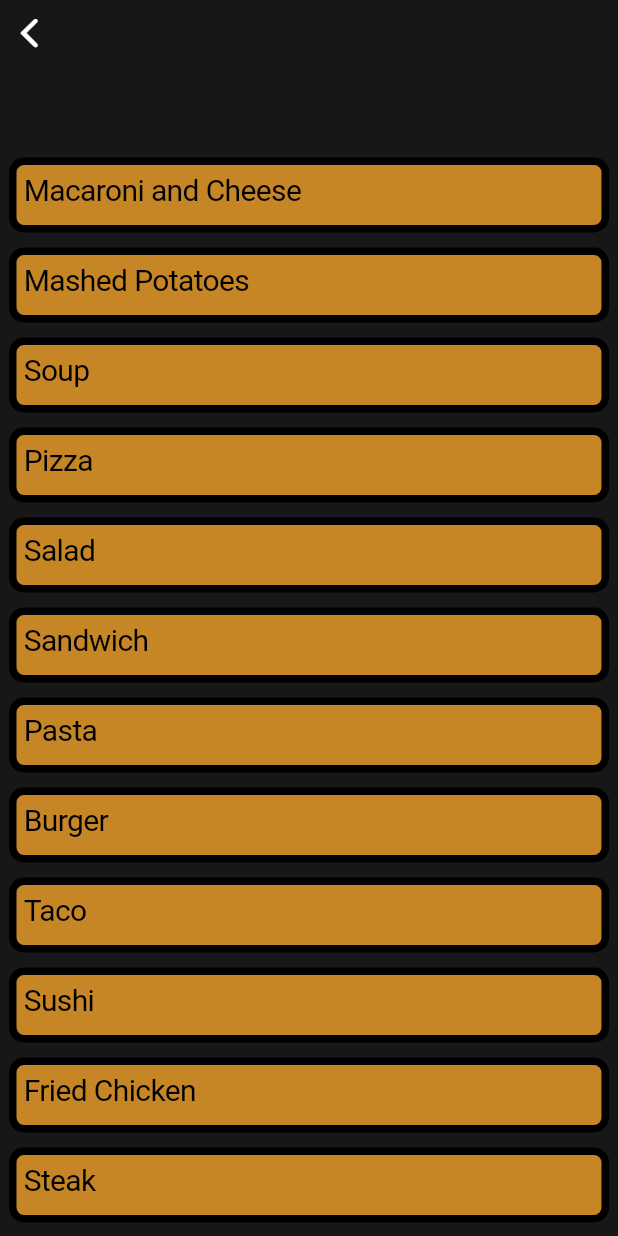
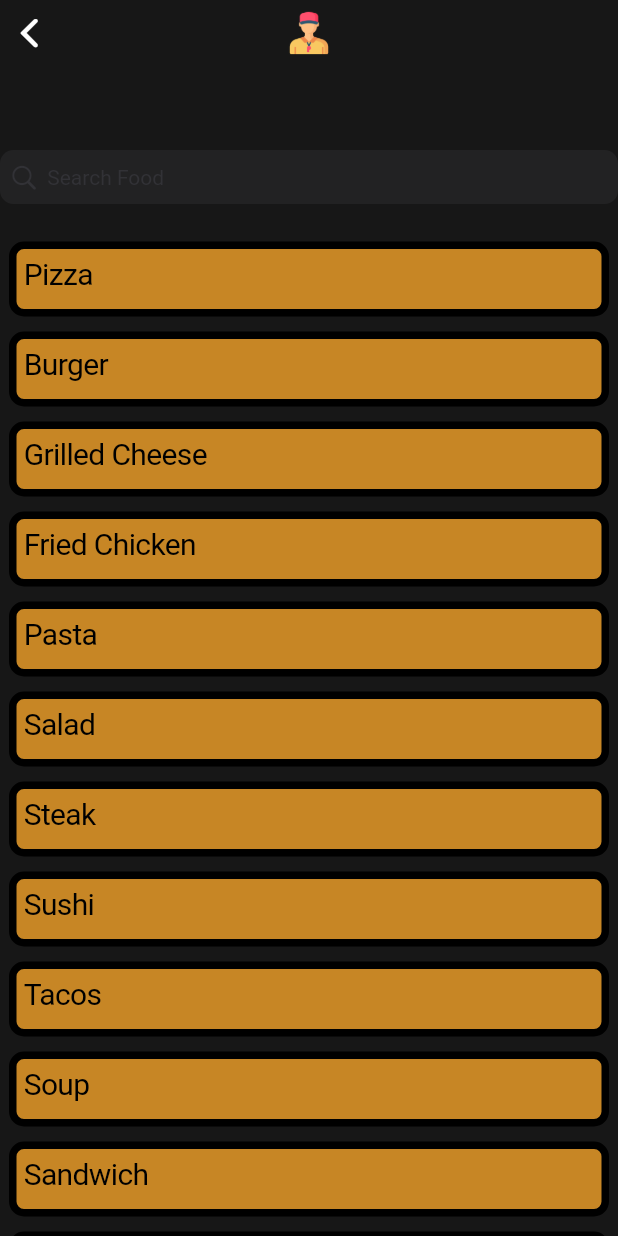
Before and after one commit to Matthew-Cool/hackathon2024, a Flutter app: the Food screen opened directly, on a phone screen of 412 x 824 dp. Run offline on Flutter 3.47's test engine with Material 3 defaults, Android fonts, the phone set to English and light mode, and no system bars; our stand-ins replace shared_preferences; missing offline and left inert: restart_app; accounts and stored records are empty; generated files the repository leaves out were written again.

Commit message:
search for food and scroll

```diff
--- a/lib/Custom Widgets/foodItem.dart
+++ b/lib/Custom Widgets/foodItem.dart
@@ -2,9 +2,10 @@ import 'package:flutter/cupertino.dart';
 import 'package:hackathon_app/food.dart';
 
 class FoodItem extends StatefulWidget {
-  const FoodItem({super.key, required this.food});
+  const FoodItem({super.key, required this.food, required this.cal});
 
   final String food;
+  final int cal;
 
   @override
   State<FoodItem> createState() => _FoodItemState();
--- a/lib/food.dart
+++ b/lib/food.dart
@@ -1,197 +1,133 @@
 import 'package:flutter/cupertino.dart';
 import 'package:hackathon_app/Custom%20Widgets/foodItem.dart';
 
-class Food extends StatelessWidget {
+class Food extends StatefulWidget {
   const Food({
     Key? key,
   }) : super(key: key);
 
   @override
+  _FoodState createState() => _FoodState();
+}
+
+class _FoodState extends State<Food> {
+  String searchText = '';
+
+  @override
   Widget build(BuildContext context) {
-    return const CupertinoPageScaffold(
-      navigationBar: CupertinoNavigationBar(), //nav bar at the top of screen
+    return CupertinoPageScaffold(
+      navigationBar: CupertinoNavigationBar(
+        middle: Container(
+          padding: const EdgeInsets.all(5),
+          child: const Image(
+            image: AssetImage('assets/images/appBarIcon.png'),
+          ),
+        ),
+      ), //nav bar at the top of screen
       child: Center(
+        child: Column(
+          mainAxisAlignment: MainAxisAlignment.center,
+          children: [
+            SizedBox(height: 100,),
+            CupertinoSearchTextField(
+              onChanged: (value) {
+                setState(() {
+                  searchText = value;
+                });
+              },
+              placeholder: 'Search Food',
+            ),
+            SizedBox(height: 20,),
+            Expanded(
               child: SingleChildScrollView(
                 child: Column(
                   mainAxisAlignment: MainAxisAlignment.center,
                   children: [
-              SizedBox(height: 100,),
-              FoodItem(food: "Macaroni and Cheese"),
-              FoodItem(food: "Mashed Potatoes"),
-              FoodItem(food: "Soup"),
-              FoodItem(food: "Pizza"),
-              FoodItem(food: "Salad"),
-              FoodItem(food: "Sandwich"),
-              FoodItem(food: "Pasta"),
-              FoodItem(food: "Burger"),
-              FoodItem(food: "Taco"),
-              FoodItem(food: "Sushi"),
-              FoodItem(food: "Fried Chicken"),
-              FoodItem(food: "Steak"),
-              FoodItem(food: "Rice Bowl"),
-              FoodItem(food: "Burrito"),
-              FoodItem(food: "Smoothie"),
-              FoodItem(food: "Pancakes"),
-              FoodItem(food: "Waffles"),
-              FoodItem(food: "Ice Cream"),
-              FoodItem(food: "Cake"),
-              FoodItem(food: "Cookies"),
-              FoodItem(food: "Donuts"),
-              FoodItem(food: "Popcorn"),
-              FoodItem(food: "Nachos"),
-              FoodItem(food: "French Fries"),
-              FoodItem(food: "Hot Dog"),
-              FoodItem(food: "Muffins"),
-              FoodItem(food: "Fruit Salad"),
-              FoodItem(food: "Grilled Cheese"),
-              FoodItem(food: "Tacos"),
-              FoodItem(food: "Quesadilla"),
-              FoodItem(food: "Wrap"),
-              FoodItem(food: "Bagel"),
-              FoodItem(food: "Omelette"),
-              FoodItem(food: "Stir Fry"),
-              FoodItem(food: "Fish and Chips"),
-              FoodItem(food: "Sub Sandwich"),
-              FoodItem(food: "Calzone"),
-              FoodItem(food: "Cupcake"),
-              FoodItem(food: "Biscuit"),
-              FoodItem(food: "Cheese Plate"),
-              FoodItem(food: "Chili"),
-              FoodItem(food: "Gyro"),
-              FoodItem(food: "Dumplings"),
-              FoodItem(food: "Spring Rolls"),
-              FoodItem(food: "Lasagna"),
-              FoodItem(food: "Quiche"),
-              FoodItem(food: "Ramen"),
-              FoodItem(food: "Samosa"),
-              FoodItem(food: "Casserole"),
-              FoodItem(food: "Meatballs"),
-              FoodItem(food: "Potato Chips"),
-              FoodItem(food: "Pretzel"),
-              FoodItem(food: "Popcorn Chicken"),
-              FoodItem(food: "Hamburger"),
-              FoodItem(food: "Fish Tacos"),
-              FoodItem(food: "Sausage"),
-              FoodItem(food: "Shawarma"),
-              FoodItem(food: "Onion Rings"),
-              FoodItem(food: "Tiramisu"),
-              FoodItem(food: "Cheesecake"),
-              FoodItem(food: "Brownies"),
-              FoodItem(food: "Cinnamon Rolls"),
-              FoodItem(food: "Pudding"),
-              FoodItem(food: "Cupcakes"),
-              FoodItem(food: "Fondue"),
-              FoodItem(food: "Caramel Apples"),
-              FoodItem(food: "Fruit Tart"),
-              FoodItem(food: "Truffles"),
-              FoodItem(food: "Popsicles"),
-              FoodItem(food: "Gelato"),
-              FoodItem(food: "Sherbet"),
-              FoodItem(food: "Sorbet"),
-              FoodItem(food: "Granola Bar"),
-              FoodItem(food: "Trail Mix"),
-              FoodItem(food: "Protein Bar"),
-              FoodItem(food: "Energy Drink"),
-              FoodItem(food: "Smoothie Bowl"),
-              FoodItem(food: "Milkshake"),
-              FoodItem(food: "Hot Chocolate"),
-              FoodItem(food: "Lemonade"),
-              FoodItem(food: "Iced Tea"),
-              FoodItem(food: "Juice"),
-              FoodItem(food: "Water"),
-              FoodItem(food: "Coffee"),
-              FoodItem(food: "Tea"),
-              FoodItem(food: "Soda"),
-              FoodItem(food: "Beer"),
-              FoodItem(food: "Wine"),
-              FoodItem(food: "Cocktail"),
-              FoodItem(food: "Mocktail"),
-              FoodItem(food: "Margarita"),
-              FoodItem(food: "Martini"),
-              FoodItem(food: "Whiskey"),
-              FoodItem(food: "Vodka"),
-              FoodItem(food: "Rum"),
-              FoodItem(food: "Gin"),
-              FoodItem(food: "Scotch"),
-              FoodItem(food: "Brandy"),
-              FoodItem(food: "Tequila"),
-              FoodItem(food: "Cognac"),
-              FoodItem(food: "Absinthe"),
-              FoodItem(food: "Sake"),
-              FoodItem(food: "Soju"),
-              FoodItem(food: "Mead"),
-              FoodItem(food: "Cider"),
-              FoodItem(food: "Champagne"),
-              FoodItem(food: "Sparkling Wine"),
-              FoodItem(food: "Port Wine"),
-              FoodItem(food: "Sherry"),
-              FoodItem(food: "Moscow Mule"),
-              FoodItem(food: "Bloody Mary"),
-              FoodItem(food: "Cosmopolitan"),
-              FoodItem(food: "Daiquiri"),
-              FoodItem(food: "Long Island Iced Tea"),
-              FoodItem(food: "Mojito"),
-              FoodItem(food: "Old Fashioned"),
-              FoodItem(food: "Piña Colada"),
-              FoodItem(food: "Mai Tai"),
-              FoodItem(food: "Sangria"),
-              FoodItem(food: "Blue Lagoon"),
-              FoodItem(food: "Irish Coffee"),
-              FoodItem(food: "White Russian"),
-              FoodItem(food: "Mimosa"),
-              FoodItem(food: "Bellini"),
-              FoodItem(food: "Negroni"),
-              FoodItem(food: "Whiskey Sour"),
-              FoodItem(food: "Manhattan"),
-              FoodItem(food: "Martini"),
-              FoodItem(food: "Gimlet"),
-              FoodItem(food: "Espresso Martini"),
-              FoodItem(food: "Cuba Libre"),
-              FoodItem(food: "Mint Julep"),
-              FoodItem(food: "French 75"),
-              FoodItem(food: "Tom Collins"),
-              FoodItem(food: "Paloma"),
-              FoodItem(food: "Hot Toddy"),
-              FoodItem(food: "Singapore Sling"),
-              FoodItem(food: "Pisco Sour"),
-              FoodItem(food: "Black Russian"),
-              FoodItem(food: "Caipirinha"),
-              FoodItem(food: "Mai Tai"),
-              FoodItem(food: "Sidecar"),
-              FoodItem(food: "Gin and Tonic"),
-              FoodItem(food: "Piña Colada"),
-              FoodItem(food: "Fuzzy Navel"),
-              FoodItem(food: "Sex on the Beach"),
-              FoodItem(food: "Tequila Sunrise"),
-              FoodItem(food: "Planter's Punch"),
-              FoodItem(food: "Hurricane"),
-              FoodItem(food: "Zombie"),
-              FoodItem(food: "Margarita"),
-              FoodItem(food: "Bellini"),
-              FoodItem(food: "Daiquiri"),
-              FoodItem(food: "Mojito"),
-              FoodItem(food: "Caipirinha"),
-              FoodItem(food: "Pisco Sour"),
-              FoodItem(food: "Mai Tai"),
-              FoodItem(food: "Piña Colada"),
-              FoodItem(food: "Sazerac"),
-              FoodItem(food: "Negroni"),
-              FoodItem(food: "Bloody Mary"),
-              FoodItem(food: "Tom Collins"),
-              FoodItem(food: "Martini"),
-              FoodItem(food: "Old Fashioned"),
-              FoodItem(food: "Manhattan"),
-              FoodItem(food: "Gimlet"),
-              FoodItem(food: "White Russian"),
-              FoodItem(food: "Rum Punch"),
-              FoodItem(food: "Blue Hawaii"),
-              FoodItem(food: "Cosmopolitan"),
-              FoodItem(food: "Long Island Iced Tea"),
-              SizedBox(height: 100,),
+                    for (var foodItem in foodItems)
+                      if (foodItem.food.toLowerCase().contains(searchText.toLowerCase()))
+                        FoodItem(food: foodItem.food, cal: foodItem.cal),
                   ],
                 ),
+              ),
+            ),
+            //SizedBox(height: 100,),
+          ],
         ),
       )
     );
   }
 }
+
+List<FoodItemData> foodItems = [
+  FoodItemData(food: "Pizza", cal: 300),
+  FoodItemData(food: "Burger", cal: 600),
+  FoodItemData(food: "Grilled Cheese", cal: 350),
+  FoodItemData(food: "Fried Chicken", cal: 400),
+  FoodItemData(food: "Pasta", cal: 400),
+  FoodItemData(food: "Salad", cal: 200),
+  FoodItemData(food: "Steak", cal: 700),
+  FoodItemData(food: "Sushi", cal: 400),
+  FoodItemData(food: "Tacos", cal: 300),
+  FoodItemData(food: "Soup", cal: 150),
+  FoodItemData(food: "Sandwich", cal: 300),
+  FoodItemData(food: "Macaroni and Cheese", cal: 400),
+  FoodItemData(food: "Mashed Potatoes", cal: 250),
+  FoodItemData(food: "Waffles", cal: 350),
+  FoodItemData(food: "Pancakes", cal: 250),
+  FoodItemData(food: "Omelette", cal: 300),
+  FoodItemData(food: "Fruit Salad", cal: 150),
+  FoodItemData(food: "Smoothie", cal: 200),
+  FoodItemData(food: "Yogurt", cal: 150),
+  FoodItemData(food: "Bagel", cal: 250),
+  FoodItemData(food: "Cereal", cal: 200),
+  FoodItemData(food: "Toast", cal: 100),
+  FoodItemData(food: "Eggs", cal: 70),
+  FoodItemData(food: "Cheese", cal: 100),
+  FoodItemData(food: "Chicken Breast", cal: 150),
+  FoodItemData(food: "Rice", cal: 200),
+  FoodItemData(food: "Fish", cal: 200),
+  FoodItemData(food: "Shrimp", cal: 150),
+  FoodItemData(food: "Hamburger", cal: 400),
+  FoodItemData(food: "Hot Dog", cal: 250),
+  FoodItemData(food: "French Fries", cal: 300),
+  FoodItemData(food: "Onion Rings", cal: 350),
+  FoodItemData(food: "Popcorn", cal: 100),
+  FoodItemData(food: "Nachos", cal: 400),
+  FoodItemData(food: "Chicken Wings", cal: 400),
+  FoodItemData(food: "Cupcake", cal: 200),
+  FoodItemData(food: "Brownie", cal: 250),
+  FoodItemData(food: "Ice Cream", cal: 250),
+  FoodItemData(food: "Donut", cal: 300),
+  FoodItemData(food: "Cookies", cal: 150),
+  FoodItemData(food: "Pudding", cal: 200),
+  FoodItemData(food: "Pie", cal: 300),
+  FoodItemData(food: "Cake", cal: 400),
+  FoodItemData(food: "Muffin", cal: 250),
+  FoodItemData(food: "Apple", cal: 50),
+  FoodItemData(food: "Banana", cal: 100),
+  FoodItemData(food: "Orange", cal: 70),
+  FoodItemData(food: "Strawberries", cal: 50),
+  FoodItemData(food: "Grapes", cal: 80),
+  FoodItemData(food: "Carrot", cal: 30),
+  FoodItemData(food: "Celery", cal: 10),
+  FoodItemData(food: "Broccoli", cal: 30),
+  FoodItemData(food: "Cucumber", cal: 15),
+  FoodItemData(food: "Tomato", cal: 20),
+  FoodItemData(food: "Lettuce", cal: 5),
+  FoodItemData(food: "Spinach", cal: 10),
+  FoodItemData(food: "Almonds", cal: 150),
+  FoodItemData(food: "Peanuts", cal: 200),
+  FoodItemData(food: "Cashews", cal: 170),
+  FoodItemData(food: "Walnuts", cal: 180),
+  FoodItemData(food: "Sunflower Seeds", cal: 160),
+  FoodItemData(food: "Peanut Butter", cal: 200),
+  FoodItemData(food: "Avocado", cal: 150),
+  FoodItemData(food: "Olives", cal: 50),
+];
+
+class FoodItemData {
+  final String food;
+  final int cal;
+
+  FoodItemData({required this.food, required this.cal});
+}
--- a/pubspec.yaml
+++ b/pubspec.yaml
@@ -18,7 +18,6 @@ dependencies:
   flutter_barcode_scanner: ^2.0.0
   shared_preferences: ^2.0.6
   restart_app: ^1.2.1
-  table_calendar: ^3.1.1
 
 dev_dependencies:
   flutter_test:
```
Also changed, not shown: pubspec.lock. Lines whose indentation alone changed are shown as unchanged.
